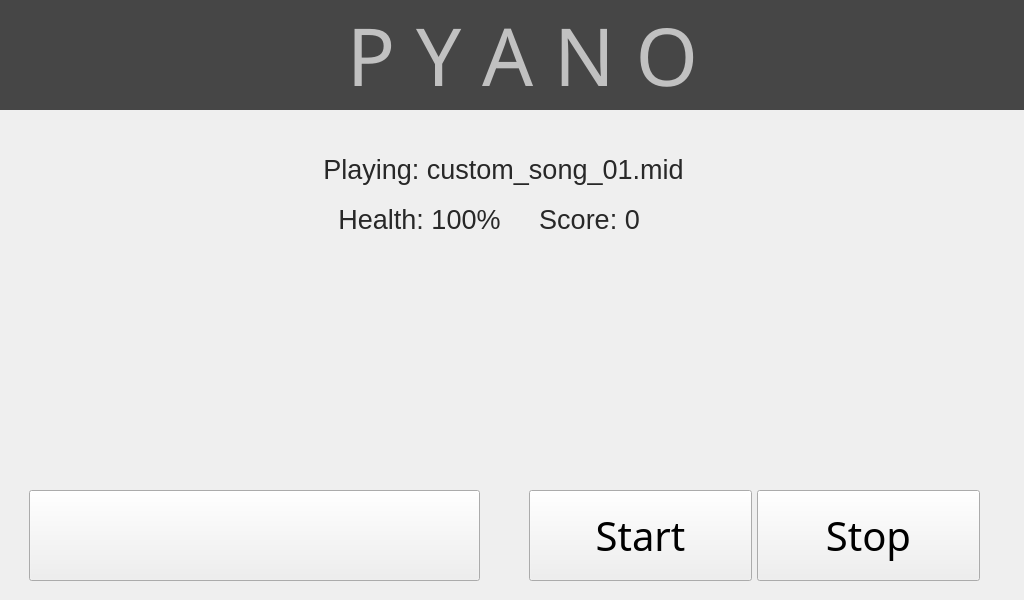
The window that pyano/layout.ui (braydonw/Pyano) describes before a commit, drawn with Qt 5.
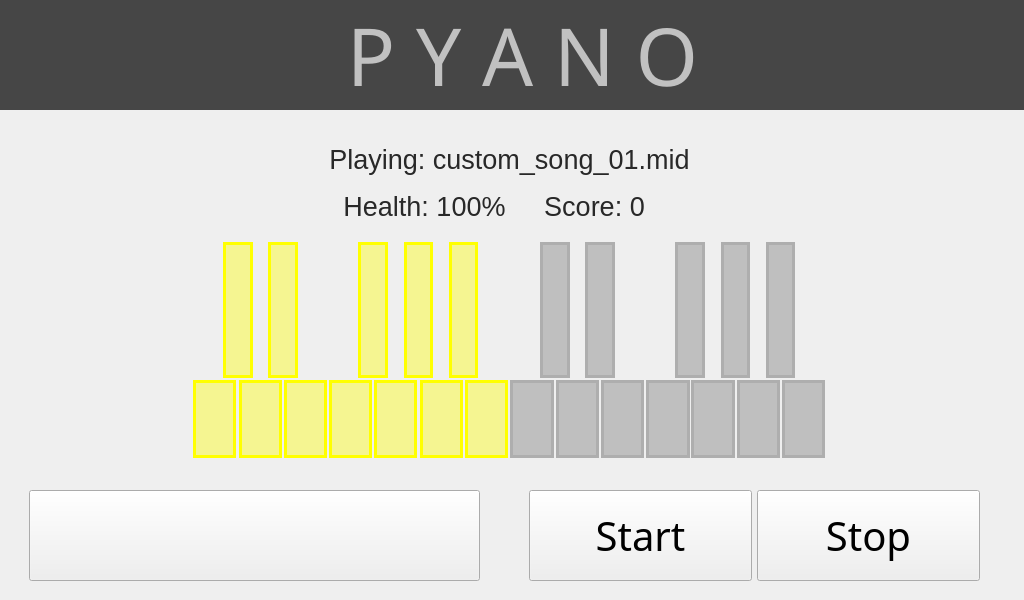
The same window after the commit. The open tabs and pages were chosen to show the change. Icons and pictures are not drawn.

```diff
--- a/pyano/layout.ui
+++ b/pyano/layout.ui
@@ -4260,9 +4260,9 @@
          <widget class="QLabel" name="label_hero_song">
           <property name="geometry">
            <rect>
-            <x>270</x>
-            <y>10</y>
-            <width>449</width>
+            <x>185</x>
+            <y>0</y>
+            <width>631</width>
             <height>59</height>
            </rect>
           </property>
@@ -4284,9 +4284,9 @@
          <widget class="QLabel" name="label_hero_health">
           <property name="geometry">
            <rect>
-            <x>300</x>
-            <y>60</y>
-            <width>221</width>
+            <x>330</x>
+            <y>47</y>
+            <width>171</width>
             <height>59</height>
            </rect>
           </property>
@@ -4308,9 +4308,9 @@
          <widget class="QLabel" name="label_hero_score">
           <property name="geometry">
            <rect>
-            <x>470</x>
-            <y>60</y>
-            <width>221</width>
+            <x>500</x>
+            <y>47</y>
+            <width>171</width>
             <height>59</height>
            </rect>
           </property>
@@ -4332,10 +4332,10 @@
          <widget class="QLabel" name="kb_piano_img_4">
           <property name="geometry">
            <rect>
-            <x>150</x>
-            <y>120</y>
-            <width>691</width>
-            <height>211</height>
+            <x>170</x>
+            <y>90</y>
+            <width>661</width>
+            <height>261</height>
            </rect>
           </property>
           <property name="sizePolicy">
@@ -4348,7 +4348,631 @@
            <enum>QFrame::NoFrame</enum>
           </property>
           <property name="text">
-           <string>&lt;html&gt;&lt;head/&gt;&lt;body&gt;&lt;p align=&quot;center&quot;&gt;&lt;img src=&quot;:/newPrefix/24-key-piano.jpg&quot;/&gt;&lt;/p&gt;&lt;/body&gt;&lt;/html&gt;</string>
+           <string>&lt;html&gt;&lt;head/&gt;&lt;body&gt;&lt;p align=&quot;center&quot;&gt;&lt;img src=&quot;:/newPrefix/24-key-piano-large.png&quot;/&gt;&lt;/p&gt;&lt;/body&gt;&lt;/html&gt;</string>
+          </property>
+         </widget>
+         <widget class="QLabel" name="ind_h10">
+          <property name="geometry">
+           <rect>
+            <x>411</x>
+            <y>250</y>
+            <width>43</width>
+            <height>78</height>
+           </rect>
+          </property>
+          <property name="autoFillBackground">
+           <bool>false</bool>
+          </property>
+          <property name="styleSheet">
+           <string notr="true">color: rgb(255, 255, 0);
+background-color: rgba(255, 255, 0, 100);</string>
+          </property>
+          <property name="frameShape">
+           <enum>QFrame::Box</enum>
+          </property>
+          <property name="lineWidth">
+           <number>3</number>
+          </property>
+          <property name="text">
+           <string/>
+          </property>
+         </widget>
+         <widget class="QLabel" name="ind_h2">
+          <property name="geometry">
+           <rect>
+            <x>214</x>
+            <y>112</y>
+            <width>30</width>
+            <height>136</height>
+           </rect>
+          </property>
+          <property name="autoFillBackground">
+           <bool>false</bool>
+          </property>
+          <property name="styleSheet">
+           <string notr="true">color: rgb(255, 255, 0);
+background-color: rgba(255, 255, 0, 100);</string>
+          </property>
+          <property name="frameShape">
+           <enum>QFrame::Box</enum>
+          </property>
+          <property name="lineWidth">
+           <number>3</number>
+          </property>
+          <property name="text">
+           <string/>
+          </property>
+         </widget>
+         <widget class="QLabel" name="ind_h9">
+          <property name="geometry">
+           <rect>
+            <x>395</x>
+            <y>112</y>
+            <width>29</width>
+            <height>136</height>
+           </rect>
+          </property>
+          <property name="autoFillBackground">
+           <bool>false</bool>
+          </property>
+          <property name="styleSheet">
+           <string notr="true">color: rgb(255, 255, 0);
+background-color: rgba(255, 255, 0, 100);</string>
+          </property>
+          <property name="frameShape">
+           <enum>QFrame::Box</enum>
+          </property>
+          <property name="lineWidth">
+           <number>3</number>
+          </property>
+          <property name="text">
+           <string/>
+          </property>
+         </widget>
+         <widget class="QLabel" name="ind_h1">
+          <property name="geometry">
+           <rect>
+            <x>184</x>
+            <y>250</y>
+            <width>43</width>
+            <height>78</height>
+           </rect>
+          </property>
+          <property name="autoFillBackground">
+           <bool>false</bool>
+          </property>
+          <property name="styleSheet">
+           <string notr="true">color: rgb(255, 255, 0);
+background-color: rgba(255, 255, 0, 100);</string>
+          </property>
+          <property name="frameShape">
+           <enum>QFrame::Box</enum>
+          </property>
+          <property name="lineWidth">
+           <number>3</number>
+          </property>
+          <property name="text">
+           <string/>
+          </property>
+         </widget>
+         <widget class="QLabel" name="ind_h6">
+          <property name="geometry">
+           <rect>
+            <x>320</x>
+            <y>250</y>
+            <width>43</width>
+            <height>78</height>
+           </rect>
+          </property>
+          <property name="autoFillBackground">
+           <bool>false</bool>
+          </property>
+          <property name="styleSheet">
+           <string notr="true">color: rgb(255, 255, 0);
+background-color: rgba(255, 255, 0, 100);</string>
+          </property>
+          <property name="frameShape">
+           <enum>QFrame::Box</enum>
+          </property>
+          <property name="lineWidth">
+           <number>3</number>
+          </property>
+          <property name="text">
+           <string/>
+          </property>
+         </widget>
+         <widget class="QLabel" name="ind_h7">
+          <property name="geometry">
+           <rect>
+            <x>349</x>
+            <y>112</y>
+            <width>30</width>
+            <height>136</height>
+           </rect>
+          </property>
+          <property name="autoFillBackground">
+           <bool>false</bool>
+          </property>
+          <property name="styleSheet">
+           <string notr="true">color: rgb(255, 255, 0);
+background-color: rgba(255, 255, 0, 100);</string>
+          </property>
+          <property name="frameShape">
+           <enum>QFrame::Box</enum>
+          </property>
+          <property name="lineWidth">
+           <number>3</number>
+          </property>
+          <property name="text">
+           <string/>
+          </property>
+         </widget>
+         <widget class="QLabel" name="ind_h4">
+          <property name="geometry">
+           <rect>
+            <x>259</x>
+            <y>112</y>
+            <width>30</width>
+            <height>136</height>
+           </rect>
+          </property>
+          <property name="autoFillBackground">
+           <bool>false</bool>
+          </property>
+          <property name="styleSheet">
+           <string notr="true">color: rgb(255, 255, 0);
+background-color: rgba(255, 255, 0, 100);</string>
+          </property>
+          <property name="frameShape">
+           <enum>QFrame::Box</enum>
+          </property>
+          <property name="lineWidth">
+           <number>3</number>
+          </property>
+          <property name="text">
+           <string/>
+          </property>
+         </widget>
+         <widget class="QLabel" name="ind_h3">
+          <property name="geometry">
+           <rect>
+            <x>230</x>
+            <y>250</y>
+            <width>43</width>
+            <height>78</height>
+           </rect>
+          </property>
+          <property name="autoFillBackground">
+           <bool>false</bool>
+          </property>
+          <property name="styleSheet">
+           <string notr="true">color: rgb(255, 255, 0);
+background-color: rgba(255, 255, 0, 100);</string>
+          </property>
+          <property name="frameShape">
+           <enum>QFrame::Box</enum>
+          </property>
+          <property name="lineWidth">
+           <number>3</number>
+          </property>
+          <property name="text">
+           <string/>
+          </property>
+         </widget>
+         <widget class="QLabel" name="ind_h5">
+          <property name="geometry">
+           <rect>
+            <x>275</x>
+            <y>250</y>
+            <width>43</width>
+            <height>78</height>
+           </rect>
+          </property>
+          <property name="autoFillBackground">
+           <bool>false</bool>
+          </property>
+          <property name="styleSheet">
+           <string notr="true">color: rgb(255, 255, 0);
+background-color: rgba(255, 255, 0, 100);</string>
+          </property>
+          <property name="frameShape">
+           <enum>QFrame::Box</enum>
+          </property>
+          <property name="lineWidth">
+           <number>3</number>
+          </property>
+          <property name="text">
+           <string/>
+          </property>
+         </widget>
+         <widget class="QLabel" name="ind_h11">
+          <property name="geometry">
+           <rect>
+            <x>440</x>
+            <y>112</y>
+            <width>29</width>
+            <height>136</height>
+           </rect>
+          </property>
+          <property name="autoFillBackground">
+           <bool>false</bool>
+          </property>
+          <property name="styleSheet">
+           <string notr="true">color: rgb(255, 255, 0);
+background-color: rgba(255, 255, 0, 100);</string>
+          </property>
+          <property name="frameShape">
+           <enum>QFrame::Box</enum>
+          </property>
+          <property name="lineWidth">
+           <number>3</number>
+          </property>
+          <property name="text">
+           <string/>
+          </property>
+         </widget>
+         <widget class="QLabel" name="ind_h12">
+          <property name="geometry">
+           <rect>
+            <x>456</x>
+            <y>250</y>
+            <width>43</width>
+            <height>78</height>
+           </rect>
+          </property>
+          <property name="autoFillBackground">
+           <bool>false</bool>
+          </property>
+          <property name="styleSheet">
+           <string notr="true">color: rgb(255, 255, 0);
+background-color: rgba(255, 255, 0, 100);</string>
+          </property>
+          <property name="frameShape">
+           <enum>QFrame::Box</enum>
+          </property>
+          <property name="lineWidth">
+           <number>3</number>
+          </property>
+          <property name="text">
+           <string/>
+          </property>
+         </widget>
+         <widget class="QLabel" name="ind_h8">
+          <property name="geometry">
+           <rect>
+            <x>365</x>
+            <y>250</y>
+            <width>43</width>
+            <height>78</height>
+           </rect>
+          </property>
+          <property name="autoFillBackground">
+           <bool>false</bool>
+          </property>
+          <property name="styleSheet">
+           <string notr="true">color: rgb(255, 255, 0);
+background-color: rgba(255, 255, 0, 100);</string>
+          </property>
+          <property name="frameShape">
+           <enum>QFrame::Box</enum>
+          </property>
+          <property name="lineWidth">
+           <number>3</number>
+          </property>
+          <property name="text">
+           <string/>
+          </property>
+         </widget>
+         <widget class="QLabel" name="ind_h18">
+          <property name="geometry">
+           <rect>
+            <x>637</x>
+            <y>250</y>
+            <width>44</width>
+            <height>78</height>
+           </rect>
+          </property>
+          <property name="autoFillBackground">
+           <bool>false</bool>
+          </property>
+          <property name="styleSheet">
+           <string notr="true">color: rgba(165, 165, 165, 165);
+background-color: rgba(165, 165, 165, 165);</string>
+          </property>
+          <property name="frameShape">
+           <enum>QFrame::Box</enum>
+          </property>
+          <property name="lineWidth">
+           <number>3</number>
+          </property>
+          <property name="text">
+           <string/>
+          </property>
+         </widget>
+         <widget class="QLabel" name="ind_h16">
+          <property name="geometry">
+           <rect>
+            <x>576</x>
+            <y>112</y>
+            <width>30</width>
+            <height>136</height>
+           </rect>
+          </property>
+          <property name="autoFillBackground">
+           <bool>false</bool>
+          </property>
+          <property name="styleSheet">
+           <string notr="true">color: rgba(165, 165, 165, 165);
+background-color: rgba(165, 165, 165, 165);</string>
+          </property>
+          <property name="frameShape">
+           <enum>QFrame::Box</enum>
+          </property>
+          <property name="lineWidth">
+           <number>3</number>
+          </property>
+          <property name="text">
+           <string/>
+          </property>
+         </widget>
+         <widget class="QLabel" name="ind_h21">
+          <property name="geometry">
+           <rect>
+            <x>712</x>
+            <y>112</y>
+            <width>29</width>
+            <height>136</height>
+           </rect>
+          </property>
+          <property name="autoFillBackground">
+           <bool>false</bool>
+          </property>
+          <property name="styleSheet">
+           <string notr="true">color: rgba(165, 165, 165, 165);
+background-color: rgba(165, 165, 165, 165);</string>
+          </property>
+          <property name="frameShape">
+           <enum>QFrame::Box</enum>
+          </property>
+          <property name="lineWidth">
+           <number>3</number>
+          </property>
+          <property name="text">
+           <string/>
+          </property>
+         </widget>
+         <widget class="QLabel" name="ind_h17">
+          <property name="geometry">
+           <rect>
+            <x>592</x>
+            <y>250</y>
+            <width>43</width>
+            <height>78</height>
+           </rect>
+          </property>
+          <property name="autoFillBackground">
+           <bool>false</bool>
+          </property>
+          <property name="styleSheet">
+           <string notr="true">color: rgba(165, 165, 165, 165);
+background-color: rgba(165, 165, 165, 165);</string>
+          </property>
+          <property name="frameShape">
+           <enum>QFrame::Box</enum>
+          </property>
+          <property name="lineWidth">
+           <number>3</number>
+          </property>
+          <property name="text">
+           <string/>
+          </property>
+         </widget>
+         <widget class="QLabel" name="ind_h20">
+          <property name="geometry">
+           <rect>
+            <x>682</x>
+            <y>250</y>
+            <width>44</width>
+            <height>78</height>
+           </rect>
+          </property>
+          <property name="autoFillBackground">
+           <bool>false</bool>
+          </property>
+          <property name="styleSheet">
+           <string notr="true">color: rgba(165, 165, 165, 165);
+background-color: rgba(165, 165, 165, 165);</string>
+          </property>
+          <property name="frameShape">
+           <enum>QFrame::Box</enum>
+          </property>
+          <property name="lineWidth">
+           <number>3</number>
+          </property>
+          <property name="text">
+           <string/>
+          </property>
+         </widget>
+         <widget class="QLabel" name="ind_h14">
+          <property name="geometry">
+           <rect>
+            <x>531</x>
+            <y>112</y>
+            <width>30</width>
+            <height>136</height>
+           </rect>
+          </property>
+          <property name="autoFillBackground">
+           <bool>false</bool>
+          </property>
+          <property name="styleSheet">
+           <string notr="true">color: rgba(165, 165, 165, 165);
+background-color: rgba(165, 165, 165, 165);</string>
+          </property>
+          <property name="frameShape">
+           <enum>QFrame::Box</enum>
+          </property>
+          <property name="lineWidth">
+           <number>3</number>
+          </property>
+          <property name="text">
+           <string/>
+          </property>
+         </widget>
+         <widget class="QLabel" name="ind_h23">
+          <property name="geometry">
+           <rect>
+            <x>757</x>
+            <y>112</y>
+            <width>29</width>
+            <height>136</height>
+           </rect>
+          </property>
+          <property name="autoFillBackground">
+           <bool>false</bool>
+          </property>
+          <property name="styleSheet">
+           <string notr="true">color: rgba(165, 165, 165, 165);
+background-color: rgba(165, 165, 165, 165);</string>
+          </property>
+          <property name="frameShape">
+           <enum>QFrame::Box</enum>
+          </property>
+          <property name="lineWidth">
+           <number>3</number>
+          </property>
+          <property name="text">
+           <string/>
+          </property>
+         </widget>
+         <widget class="QLabel" name="ind_h22">
+          <property name="geometry">
+           <rect>
+            <x>728</x>
+            <y>250</y>
+            <width>43</width>
+            <height>78</height>
+           </rect>
+          </property>
+          <property name="autoFillBackground">
+           <bool>false</bool>
+          </property>
+          <property name="styleSheet">
+           <string notr="true">color: rgba(165, 165, 165, 165);
+background-color: rgba(165, 165, 165, 165);</string>
+          </property>
+          <property name="frameShape">
+           <enum>QFrame::Box</enum>
+          </property>
+          <property name="lineWidth">
+           <number>3</number>
+          </property>
+          <property name="text">
+           <string/>
+          </property>
+         </widget>
+         <widget class="QLabel" name="ind_h13">
+          <property name="geometry">
+           <rect>
+            <x>501</x>
+            <y>250</y>
+            <width>44</width>
+            <height>78</height>
+           </rect>
+          </property>
+          <property name="autoFillBackground">
+           <bool>false</bool>
+          </property>
+          <property name="styleSheet">
+           <string notr="true">color: rgba(165, 165, 165, 165);
+background-color: rgba(165, 165, 165, 165);</string>
+          </property>
+          <property name="frameShape">
+           <enum>QFrame::Box</enum>
+          </property>
+          <property name="lineWidth">
+           <number>3</number>
+          </property>
+          <property name="text">
+           <string/>
+          </property>
+         </widget>
+         <widget class="QLabel" name="ind_h15">
+          <property name="geometry">
+           <rect>
+            <x>547</x>
+            <y>250</y>
+            <width>43</width>
+            <height>78</height>
+           </rect>
+          </property>
+          <property name="autoFillBackground">
+           <bool>false</bool>
+          </property>
+          <property name="styleSheet">
+           <string notr="true">color: rgba(165, 165, 165, 165);
+background-color: rgba(165, 165, 165, 165);</string>
+          </property>
+          <property name="frameShape">
+           <enum>QFrame::Box</enum>
+          </property>
+          <property name="lineWidth">
+           <number>3</number>
+          </property>
+          <property name="text">
+           <string/>
+          </property>
+         </widget>
+         <widget class="QLabel" name="ind_h19">
+          <property name="geometry">
+           <rect>
+            <x>666</x>
+            <y>112</y>
+            <width>30</width>
+            <height>136</height>
+           </rect>
+          </property>
+          <property name="autoFillBackground">
+           <bool>false</bool>
+          </property>
+          <property name="styleSheet">
+           <string notr="true">color: rgba(165, 165, 165, 165);
+background-color: rgba(165, 165, 165, 165);</string>
+          </property>
+          <property name="frameShape">
+           <enum>QFrame::Box</enum>
+          </property>
+          <property name="lineWidth">
+           <number>3</number>
+          </property>
+          <property name="text">
+           <string/>
+          </property>
+         </widget>
+         <widget class="QLabel" name="ind_h24">
+          <property name="geometry">
+           <rect>
+            <x>773</x>
+            <y>250</y>
+            <width>43</width>
+            <height>78</height>
+           </rect>
+          </property>
+          <property name="autoFillBackground">
+           <bool>false</bool>
+          </property>
+          <property name="styleSheet">
+           <string notr="true">color: rgba(165, 165, 165, 165);
+background-color: rgba(165, 165, 165, 165);</string>
+          </property>
+          <property name="frameShape">
+           <enum>QFrame::Box</enum>
+          </property>
+          <property name="lineWidth">
+           <number>3</number>
+          </property>
+          <property name="text">
+           <string/>
           </property>
          </widget>
         </widget>
```
Left out of the diff: 576 changed lines with no effect on the pictures.
